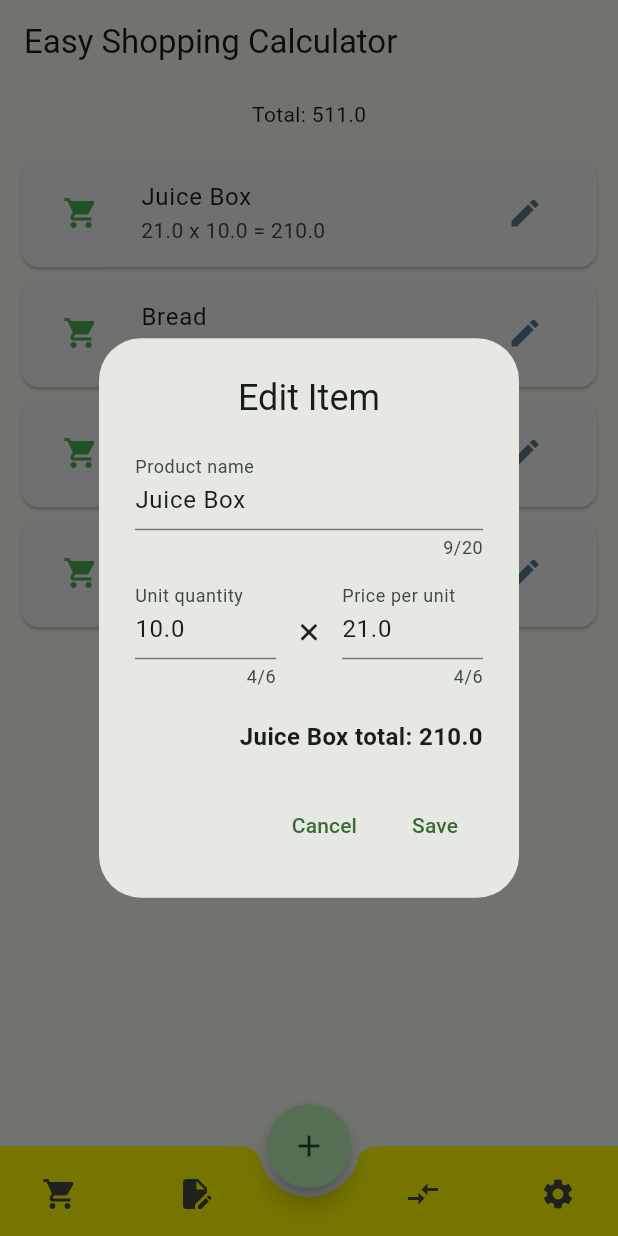
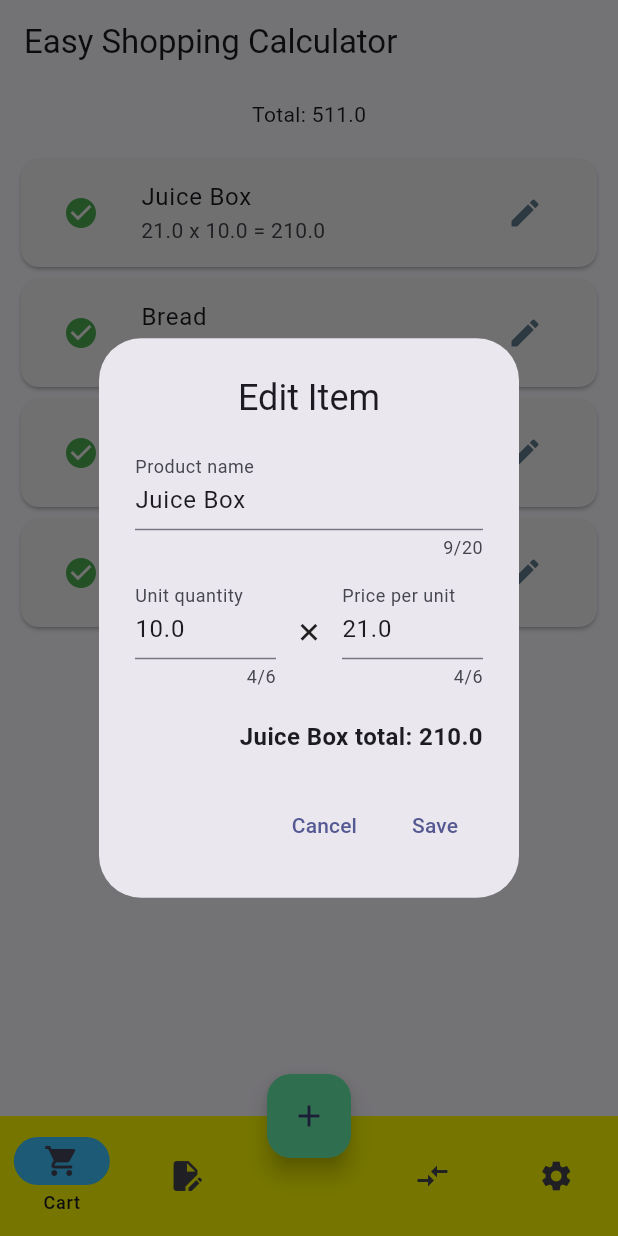
Before and after one commit to maxstirliz/es_calc, a Flutter app: the screen it shows after launch, after a tap on the "edit" icon, on a phone screen of 412 x 824 dp. Run offline on Flutter 3.47's test engine with Material 2 defaults, Android fonts, the phone set to English and light mode, and no system bars; our stand-ins replace flutter_riverpod.

Commit message:
NavigationBar implemented

```diff
--- a/lib/main.dart
+++ b/lib/main.dart
@@ -13,7 +13,7 @@ class EasySoppingCalculator extends StatelessWidget {
   Widget build(BuildContext context) {
     return MaterialApp(
       theme: ThemeData(
-        colorSchemeSeed: const Color.fromARGB(255, 47, 128, 58),
+        colorSchemeSeed: const Color.fromARGB(255, 0, 0, 255),
         useMaterial3: true,
       ),
       title: 'ESCalc',
--- a/lib/ui/screens/shopping_cart.dart
+++ b/lib/ui/screens/shopping_cart.dart
@@ -2,10 +2,9 @@ import 'package:es_calc/models/shopping_item.dart';
 import 'package:es_calc/providers/shopping_list_provider.dart';
 import 'package:es_calc/ui/widgets/edit_item_dialog.dart';
 import 'package:es_calc/ui/widgets/item_card.dart';
+import 'package:es_calc/utils/shopping_calculator.dart';
 import 'package:flutter/material.dart';
 import 'package:flutter_riverpod/flutter_riverpod.dart';
-import 'package:es_calc/utils/shopping_calculator.dart';
-
 
 class ShoppingCartScreen extends ConsumerStatefulWidget {
   const ShoppingCartScreen({super.key});
@@ -18,6 +17,7 @@ class ShoppingCartScreen extends ConsumerStatefulWidget {
 
 class _ShoppingListScreenState extends ConsumerState<ShoppingCartScreen> {
   late Future<void> _itemsFuture;
+  int currentNavigationIndex = 0;
 
   @override
   void initState() {
@@ -59,9 +59,7 @@ class _ShoppingListScreenState extends ConsumerState<ShoppingCartScreen> {
             }),
       ),
       floatingActionButton: FloatingActionButton(
-        shape: RoundedRectangleBorder(
-          borderRadius: BorderRadius.circular(40.0),
-        ),
+        backgroundColor: Colors.greenAccent,
         onPressed: () async {
           final updatedItem = await showDialog<ShoppingItem>(
               context: context,
@@ -79,34 +77,35 @@ class _ShoppingListScreenState extends ConsumerState<ShoppingCartScreen> {
         child: const Icon(Icons.add),
       ),
       floatingActionButtonLocation: FloatingActionButtonLocation.centerDocked,
-      bottomNavigationBar: BottomAppBar(
-        color: Colors.yellowAccent,
-        shape: const CircularNotchedRectangle(),
-        notchMargin: 6,
-        height: 60,
-        child: Row(
-          mainAxisSize: MainAxisSize.max,
-          mainAxisAlignment: MainAxisAlignment.spaceBetween,
-          children: [
-            IconButton(
-              onPressed: () {},
-              icon: const Icon(Icons.shopping_cart),
-            ),
-            IconButton(
-              onPressed: () {},
-              icon: const Icon(Icons.edit_document),
-            ),
-            const SizedBox(width: 20),
-            IconButton(
-              onPressed: () {},
-              icon: const Icon(Icons.compare_arrows),
-            ),
-            IconButton(
-              onPressed: () {},
-              icon: const Icon(Icons.settings),
-            ),
-          ],
-        ),
+      bottomNavigationBar: NavigationBar(
+        labelBehavior: NavigationDestinationLabelBehavior.onlyShowSelected,
+        indicatorColor: Colors.lightBlueAccent,
+        selectedIndex: currentNavigationIndex,
+        backgroundColor: Colors.yellowAccent,
+        onDestinationSelected: (index) {
+          setState(() {
+            currentNavigationIndex = index;
+          });
+        },
+        destinations: const [
+          NavigationDestination(
+            icon: Icon(Icons.shopping_cart),
+            label: 'Cart',
+          ),
+          NavigationDestination(
+            icon: Icon(Icons.edit_document),
+            label: 'List',
+          ),
+          SizedBox(),
+          NavigationDestination(
+            icon: Icon(Icons.compare_arrows),
+            label: 'Compare',
+          ),
+          NavigationDestination(
+            icon: Icon(Icons.settings),
+            label: 'Settings',
+          ),
+        ],
       ),
     );
   }
--- a/lib/ui/widgets/edit_item_dialog.dart
+++ b/lib/ui/widgets/edit_item_dialog.dart
@@ -69,12 +69,17 @@ class _ItemEditDialogState extends State<ItemEditDialog> {
           mainAxisSize: MainAxisSize.min,
           children: [
             TextFormField(
+              maxLines: 1,
               maxLength: 20,
-              maxLines: 1,
-              decoration: const InputDecoration(
-                labelText: 'Product name',
-              ),
+              decoration: const InputDecoration(labelText: 'Product name'),
               initialValue: editedItem.title,
+              onChanged: (value) {
+                if (value == '' || value.trim() == '') {
+                  return;
+                }
+                editedItem.title = value;
+                _updateTotalPrice();
+              },
               validator: (value) => _validateTextInput(value!),
             ),
             const SizedBox(height: 10),
--- a/lib/ui/widgets/item_card.dart
+++ b/lib/ui/widgets/item_card.dart
@@ -42,7 +42,7 @@ class ItemCard extends ConsumerWidget {
                   ? Container(
                       key: const ValueKey('included'),
                       child: const Icon(
-                        Icons.shopping_cart,
+                        Icons.check_circle,
                         color: Colors.green,
                       ),
                     )
@@ -50,7 +50,7 @@ class ItemCard extends ConsumerWidget {
                       key: const ValueKey('not included'),
                       child: const Icon(
                         Icons.add,
-                        color: Colors.grey,
+                        color: Colors.red,
                       ),
                     ),
             ),
```
